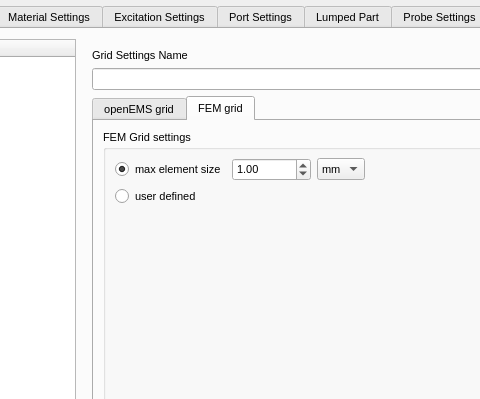
First picture: the form in ui/dialog_OpenEMS_Simulation_Creator.ui, repository LubomirJagos42/FreeCAD-OpenEMS-Export, before the edit; both pictures show x 218 to 698 and y 0 to 399 of the 1412 by 757 pixel window.
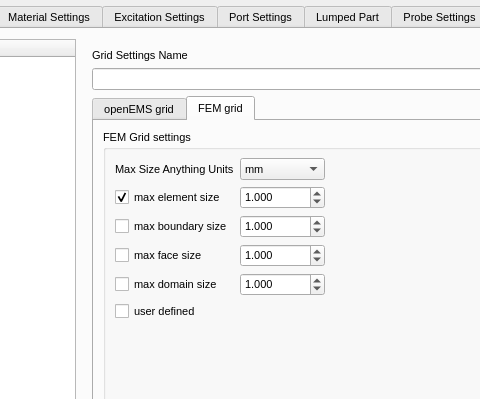
Second picture: the form after the edit. The open tabs and pages were chosen to show the change.

Commit message: full working emerge script generator, there was error when sphere used as boundary box, so sphere is generated in script lines as emerge sphere command, seems like everything is working ok now

Diff of the .ui file:
```diff
--- a/ui/dialog_OpenEMS_Simulation_Creator.ui
+++ b/ui/dialog_OpenEMS_Simulation_Creator.ui
@@ -1143,7 +1143,39 @@
                     <string>FEM Grid settings</string>
                    </property>
                    <layout class="QGridLayout" name="gridLayout_23">
-                    <item row="2" column="0">
+                    <item row="3" column="1">
+                     <widget class="QDoubleSpinBox" name="femGridMaxFaceSizeValue">
+                      <property name="decimals">
+                       <number>3</number>
+                      </property>
+                      <property name="maximum">
+                       <double>10000000.000000000000000</double>
+                      </property>
+                      <property name="singleStep">
+                       <double>0.100000000000000</double>
+                      </property>
+                      <property name="value">
+                       <double>1.000000000000000</double>
+                      </property>
+                     </widget>
+                    </item>
+                    <item row="2" column="1">
+                     <widget class="QDoubleSpinBox" name="femGridMaxBoundarySizeValue">
+                      <property name="decimals">
+                       <number>3</number>
+                      </property>
+                      <property name="maximum">
+                       <double>10000000.000000000000000</double>
+                      </property>
+                      <property name="singleStep">
+                       <double>0.100000000000000</double>
+                      </property>
+                      <property name="value">
+                       <double>1.000000000000000</double>
+                      </property>
+                     </widget>
+                    </item>
+                    <item row="6" column="0">
                      <spacer name="verticalSpacer_33">
                       <property name="orientation">
                        <enum>Qt::Orientation::Vertical</enum>
@@ -1156,21 +1188,11 @@
                       </property>
                      </spacer>
                     </item>
-                    <item row="0" column="0">
-                     <widget class="QRadioButton" name="femGridMaxElementSizeRadio">
-                      <property name="text">
-                       <string>max element size</string>
-                      </property>
-                      <property name="checkable">
-                       <bool>true</bool>
-                      </property>
-                      <property name="checked">
-                       <bool>true</bool>
-                      </property>
-                     </widget>
-                    </item>
-                    <item row="0" column="1">
+                    <item row="1" column="1">
                      <widget class="QDoubleSpinBox" name="femGridMaxElementSizeValue">
+                      <property name="decimals">
+                       <number>3</number>
+                      </property>
                       <property name="maximum">
                        <double>10000000.000000000000000</double>
                       </property>
@@ -1182,7 +1204,95 @@
                       </property>
                      </widget>
                     </item>
-                    <item row="0" column="3">
+                    <item row="4" column="1">
+                     <widget class="QDoubleSpinBox" name="femGridMaxDomainSizeValue">
+                      <property name="decimals">
+                       <number>3</number>
+                      </property>
+                      <property name="maximum">
+                       <double>10000000.000000000000000</double>
+                      </property>
+                      <property name="singleStep">
+                       <double>0.100000000000000</double>
+                      </property>
+                      <property name="value">
+                       <double>1.000000000000000</double>
+                      </property>
+                     </widget>
+                    </item>
+                    <item row="1" column="0">
+                     <widget class="QCheckBox" name="femGridMaxElementSizeCheckbox">
+                      <property name="text">
+                       <string>max element size</string>
+                      </property>
+                      <property name="checkable">
+                       <bool>true</bool>
+                      </property>
+                      <property name="checked">
+                       <bool>true</bool>
+                      </property>
+                     </widget>
+                    </item>
+                    <item row="5" column="0">
+                     <widget class="QCheckBox" name="femGridUserDefinedCheckbox">
+                      <property name="text">
+                       <string>user defined</string>
+                      </property>
+                      <property name="checkable">
+                       <bool>true</bool>
+                      </property>
+                      <property name="checked">
+                       <bool>false</bool>
+                      </property>
+                     </widget>
+                    </item>
+                    <item row="3" column="0">
+                     <widget class="QCheckBox" name="femGridMaxFaceSizeCheckbox">
+                      <property name="text">
+                       <string>max face size</string>
+                      </property>
+                      <property name="checkable">
+                       <bool>true</bool>
+                      </property>
+                      <property name="checked">
+                       <bool>false</bool>
+                      </property>
+                     </widget>
+                    </item>
+                    <item row="2" column="0">
+                     <widget class="QCheckBox" name="femGridMaxBoundarySizeCheckbox">
+                      <property name="text">
+                       <string>max boundary size</string>
+                      </property>
+                      <property name="checkable">
+                       <bool>true</bool>
+                      </property>
+                      <property name="checked">
+                       <bool>false</bool>
+                      </property>
+                     </widget>
+                    </item>
+                    <item row="4" column="0">
+                     <widget class="QCheckBox" name="femGridMaxDomainSizeCheckbox">
+                      <property name="text">
+                       <string>max domain size</string>
+                      </property>
+                      <property name="checkable">
+                       <bool>true</bool>
+                      </property>
+                      <property name="checked">
+                       <bool>false</bool>
+                      </property>
+                     </widget>
+                    </item>
+                    <item row="0" column="0">
+                     <widget class="QLabel" name="label_125">
+                      <property name="text">
+                       <string>Max Size Anything Units</string>
+                      </property>
+                     </widget>
+                    </item>
+                    <item row="0" column="2">
                      <spacer name="horizontalSpacer_51">
                       <property name="orientation">
                        <enum>Qt::Orientation::Horizontal</enum>
@@ -1195,8 +1305,8 @@
                       </property>
                      </spacer>
                     </item>
-                    <item row="0" column="2">
-                     <widget class="QComboBox" name="femGridMaxElementSizeUnits">
+                    <item row="0" column="1">
+                     <widget class="QComboBox" name="femGridMaxSizeUnits">
                       <property name="currentIndex">
                        <number>2</number>
                       </property>
@@ -1232,19 +1342,6 @@
                       </item>
                      </widget>
                     </item>
-                    <item row="1" column="0">
-                     <widget class="QRadioButton" name="femGridUserDefinedRadio">
-                      <property name="text">
-                       <string>user defined</string>
-                      </property>
-                      <property name="checkable">
-                       <bool>true</bool>
-                      </property>
-                      <property name="checked">
-                       <bool>false</bool>
-                      </property>
-                     </widget>
-                    </item>
                    </layout>
                   </widget>
                  </item>
```
The commit also changes 9 other files.
